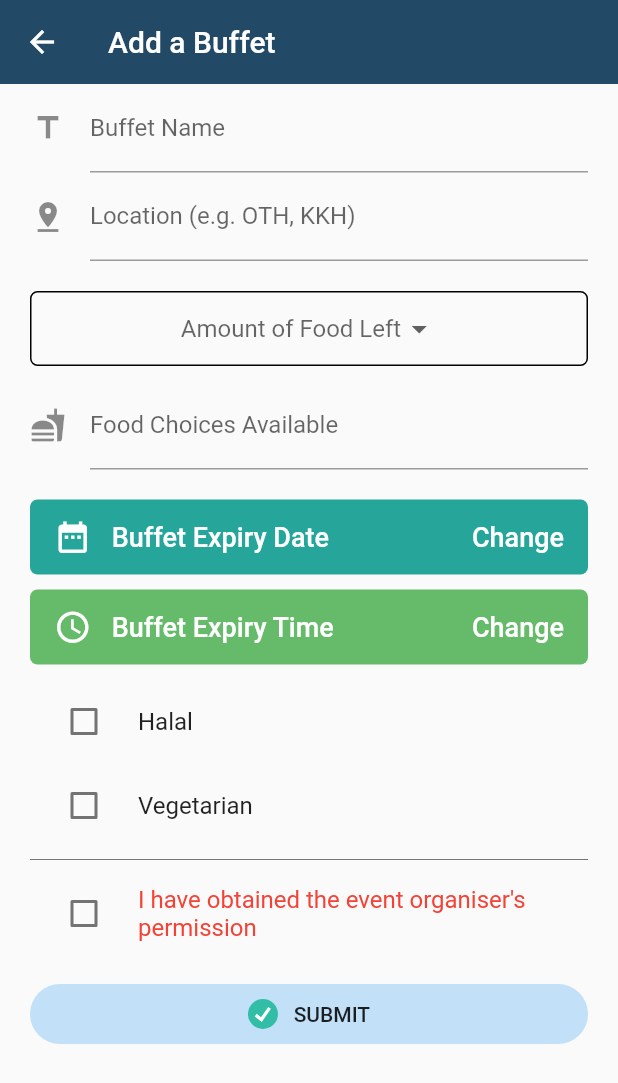
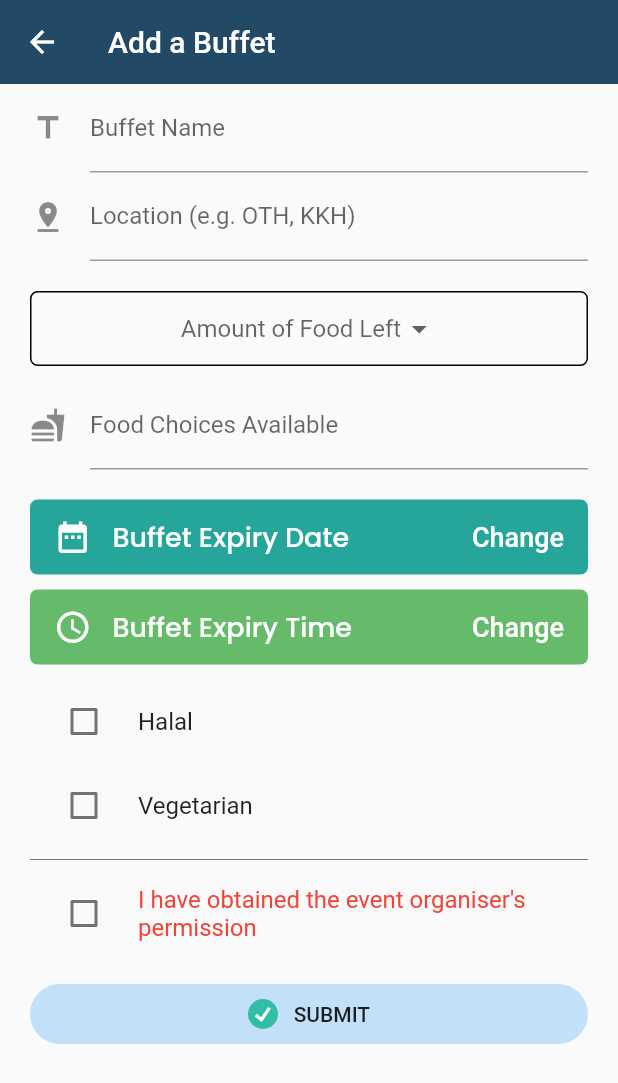
Before and after one commit to neohaojun/makanforfree, a Flutter app: the FormMaterial screen opened directly, on a phone screen of 412 x 824 dp. Shown: the top 1083 px of the screen. Run offline on Flutter 3.47's test engine with Material 2 defaults, Android fonts, the phone set to English and light mode, and no system bars; our stand-ins replace cloud_firestore, firebase_auth, flutter_datetime_picker, flutter_svg, google_fonts, google_sign_in; accounts and stored records are empty.

Commit message:
commit on 'master'

```diff
--- a/lib/screens/home/form_material.dart
+++ b/lib/screens/home/form_material.dart
@@ -2,6 +2,7 @@ import 'package:cloud_firestore/cloud_firestore.dart';
 import 'package:flutter/material.dart';
 import 'package:flutter_datetime_picker/flutter_datetime_picker.dart';
 import 'package:flutter_svg/flutter_svg.dart';
+import 'package:google_fonts/google_fonts.dart';
 // import 'package:grouped_buttons/grouped_buttons.dart';
 // import 'package:makanforfree/models/user.dart';
 
@@ -11,9 +12,6 @@ class FormMaterial extends StatefulWidget {
 }
 
 class _FormMaterialState extends State<FormMaterial> {
-  TextEditingController _titleController;
-  TextEditingController _locationController;
-  TextEditingController _choicesController;
 
   @override
   void initState() {
@@ -23,13 +21,22 @@ class _FormMaterialState extends State<FormMaterial> {
     _choicesController = TextEditingController(text: "");
   }
 
+  TextEditingController _titleController;
+  TextEditingController _locationController;
+  TextEditingController _choicesController;
+
   // final _user = User();
   final firestoreInstance = Firestore.instance;
   final _formKey = GlobalKey<FormState>();
   String _date = "Buffet Expiry Date";
   String _time = "Buffet Expiry Time";
-  int _dateInt = 0;
-  int _timeInt = 0;
+  var _day = 0;
+  var _month = 0;
+  var _year = 0;
+  var _hour = 0;
+  var _minute = 0;
+  var _second = 0;
+  var _expiryDate;
   bool _halal = false;
   bool _vegetarian = false;
   bool _permission = false;
@@ -128,8 +135,10 @@ class _FormMaterialState extends State<FormMaterial> {
                         minTime: DateTime(2000, 1, 1),
                         maxTime: DateTime(2022, 12, 31), onConfirm: (date) {
                       print('confirm $date');
-                      _date = '${date.month}-${date.day}-${date.year}';
-                      _dateInt = int.parse(_date);
+                      _date = '${date.day} - ${date.month} - ${date.year}';
+                      _day = date.day;
+                      _month = date.month;
+                      _year = date.year;
                       setState(() {});
                     }, currentTime: DateTime.now(), locale: LocaleType.en);
                   },
@@ -151,10 +160,12 @@ class _FormMaterialState extends State<FormMaterial> {
                                   ),
                                   Text(
                                     "   $_date",
-                                    style: TextStyle(
+                                    style: GoogleFonts.poppins(
+                                      textStyle: TextStyle(
                                         color: Colors.white,
-                                        // fontWeight: FontWeight.bold,
-                                        fontSize: 18.0),
+                                        fontSize: 18.0
+                                      ),
+                                    ),
                                   ),
                                 ],
                               ),
@@ -165,7 +176,6 @@ class _FormMaterialState extends State<FormMaterial> {
                           "  Change",
                           style: TextStyle(
                               color: Colors.white,
-                              // fontWeight: FontWeight.bold,
                               fontSize: 18.0),
                         ),
                       ],
@@ -184,8 +194,11 @@ class _FormMaterialState extends State<FormMaterial> {
                         ),
                         showTitleActions: true, onConfirm: (time) {
                       print('confirm $time');
-                      _time = '${time.hour}:${time.minute}:${time.second}';
-                      _timeInt = int.parse(_time);
+                      _time = '${time.hour} : ${time.minute} : ${time.second}';
+                      _hour = time.hour;
+                      _minute = time.minute;
+                      _second = time.second;
+                      _expiryDate = DateTime(_year, _month, _day, _hour, _minute, _second);
                       setState(() {});
                     }, currentTime: DateTime.now(), locale: LocaleType.en);
                     setState(() {});
@@ -208,10 +221,12 @@ class _FormMaterialState extends State<FormMaterial> {
                                   ),
                                   Text(
                                     "   $_time",
-                                    style: TextStyle(
+                                    style: GoogleFonts.poppins(
+                                      textStyle: TextStyle(
                                         color: Colors.white,
-                                        // fontWeight: FontWeight.bold,
-                                        fontSize: 18.0),
+                                        fontSize: 18.0
+                                      ),
+                                    ),
                                   ),
                                 ],
                               ),
@@ -222,7 +237,6 @@ class _FormMaterialState extends State<FormMaterial> {
                           "  Change",
                           style: TextStyle(
                               color: Colors.white,
-                              // fontWeight: FontWeight.bold,
                               fontSize: 18.0),
                         ),
                       ],
@@ -293,8 +307,7 @@ class _FormMaterialState extends State<FormMaterial> {
                             "choices": _choicesController.text.replaceAll('\n', r'\n'),
                             "halal": _halal,
                             "vegetarian": _vegetarian,
-                            "expiry": DateTime.parse("$_date $_time"),
-                            "expiry2": DateTime(_dateInt, _timeInt),
+                            "expiry": _expiryDate,
                           }).then((value){
                             print(value.documentID);
                           });
--- a/pubspec.yaml
+++ b/pubspec.yaml
@@ -38,6 +38,7 @@ dependencies:
   flutter_screenutil: ^1.1.0
 
   flutter_datetime_picker: ^1.3.8
+  intl: ^0.16.1
   grouped_buttons: ^1.0.4
   provider: ^4.0.5
   flutter_spinkit: ^4.1.2+1
```
Also changed, not shown: pubspec.lock, 1 other file.
